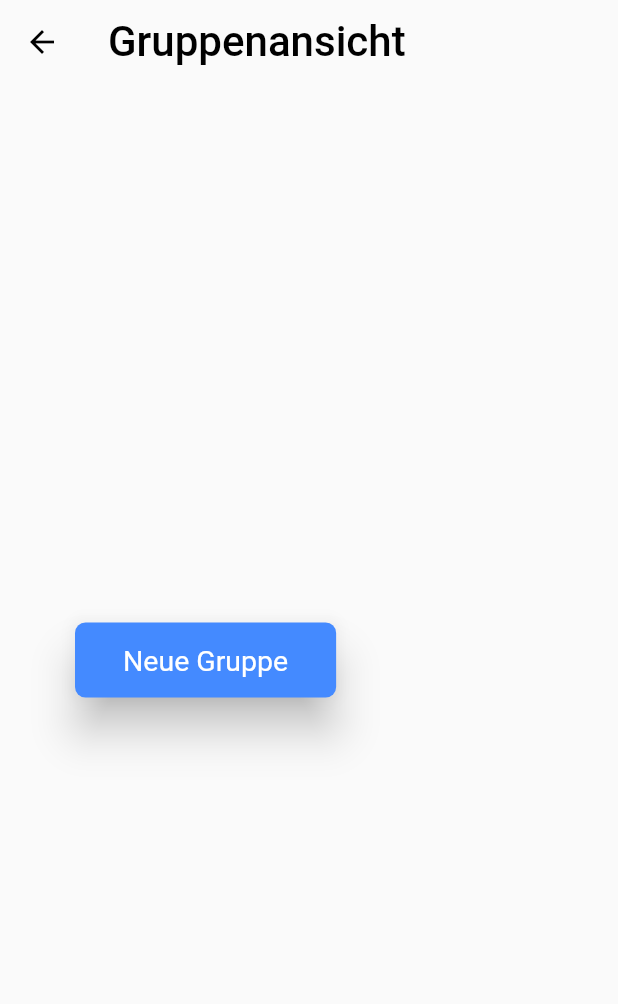
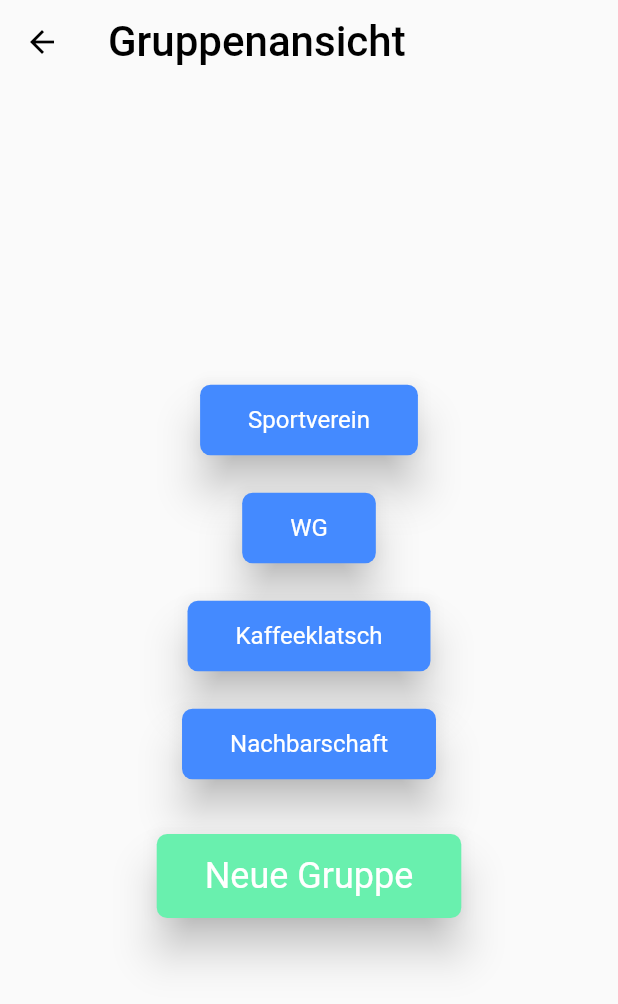
Before and after one commit to marcothuemmler/borrow-app, a Flutter app: the GroupView screen opened directly, on a phone screen of 412 x 824 dp. Shown: the top 1004 px of the screen. Run offline on Flutter 3.47's test engine with Material 2 defaults, Android fonts, the phone set to English and light mode, and no system bars; our stand-ins replace dio, email_validator, flutter_dotenv, flutter_riverpod, flutter_secure_storage, freezed_annotation and 2 more; accounts and stored records are empty.

Commit message:
initial groupView (not just ideal yet)

```diff
--- a/lib/views/home/group.view.dart
+++ b/lib/views/home/group.view.dart
@@ -3,6 +3,8 @@ import 'package:flutter/src/widgets/framework.dart';
 import 'package:flutter_riverpod/flutter_riverpod.dart';
 
 import '../../common/providers.dart';
+
+const exampleGroups = ["Sportverein", "WG", "Kaffeeklatsch", "Nachbarschaft"];
 
 class GroupView extends ConsumerStatefulWidget {
 
@@ -15,6 +17,7 @@ class GroupView extends ConsumerStatefulWidget {
 class _LoginViewState extends ConsumerState<GroupView> {
   @override
   Widget build(BuildContext context) {
+    final _formKey = GlobalKey<FormState>();
     final controller = ref.read(providers.groupControllerProvider.notifier);
     final model = ref.watch(providers.groupControllerProvider);
 
@@ -32,28 +35,49 @@ class _LoginViewState extends ConsumerState<GroupView> {
           backgroundColor: Colors.transparent,
           elevation: 0,
           foregroundColor: Colors.black),
-      body: Container(
-        padding: const EdgeInsets.symmetric(horizontal: 50),
+      body: Center(
+        key: _formKey,
         child: Form(
-          child: Column(
-            mainAxisAlignment: MainAxisAlignment.center,
-            crossAxisAlignment: CrossAxisAlignment.start,
-            children: [
-              ElevatedButton(
-                onPressed: () {},
-                style: ElevatedButton.styleFrom(
-                    elevation: 12.0,
-                    backgroundColor: Colors.blueAccent
-                ), child: const Text("Neue Gruppe"),
-              )
-            ],
-          ),
+          child: Padding(
+            padding: const EdgeInsets.all(24.0),
+            child: Column(
+              mainAxisAlignment: MainAxisAlignment.center,
+              mainAxisSize: MainAxisSize.min,
+              children: [
+                Column(
+                  children: createWidgets(Colors.blueAccent, 12.0, 16.0),
+                ),
+                buttonWidget("Neue Gruppe", Colors.greenAccent, 24.0, 24.0),
+              ],
+            ),
+          )
         )
       ),
     );
   }
 }
 
+List<Widget> createWidgets(MaterialAccentColor color, double padding, double fontsize) {
+  var l = <Widget>[];
+  for (var s in exampleGroups) {l.add(
+    buttonWidget(s, color, padding, fontsize),
+  );}
+  return l;
+}
+
+Widget buttonWidget(String s, MaterialAccentColor c, double padding, double fontsize) {
+  return Padding(
+    padding: EdgeInsets.all(padding),
+    child: ElevatedButton(
+      onPressed: () {},
+      style: ElevatedButton.styleFrom(
+          elevation: 12.0,
+          backgroundColor: c
+      ), child: Text(s, style: TextStyle(fontSize: fontsize),),
+    ),
+  );
+}
+
 abstract class GroupController extends StateNotifier<int> {
   GroupController(super.state);
   void setGroups(String);
```
